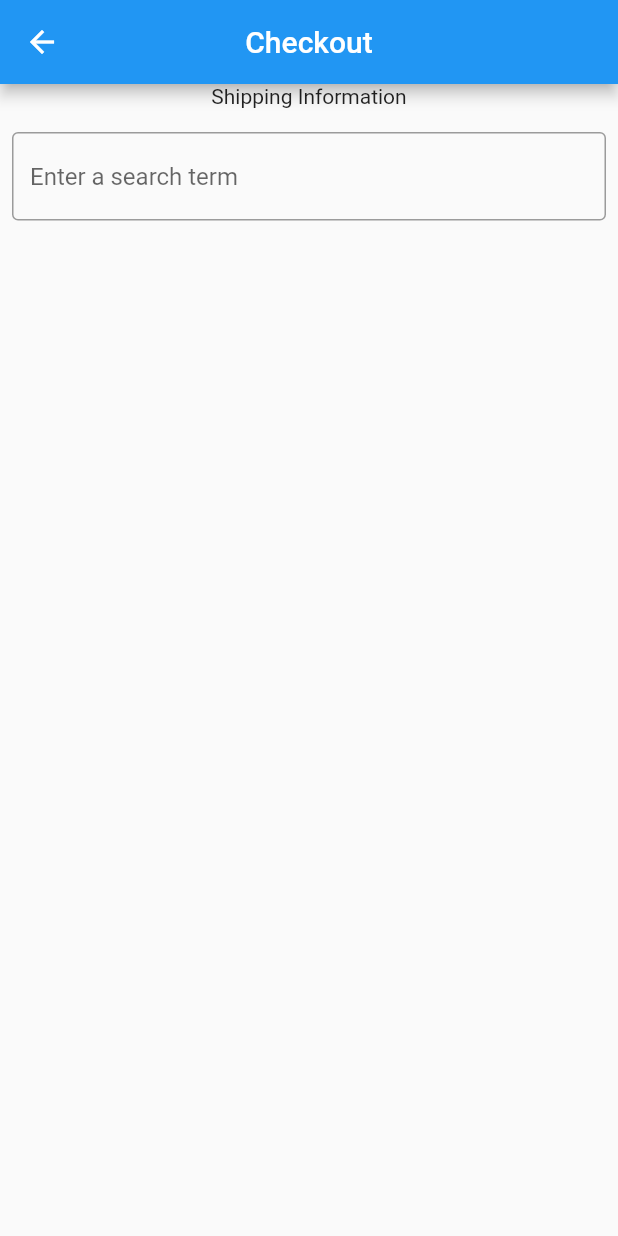
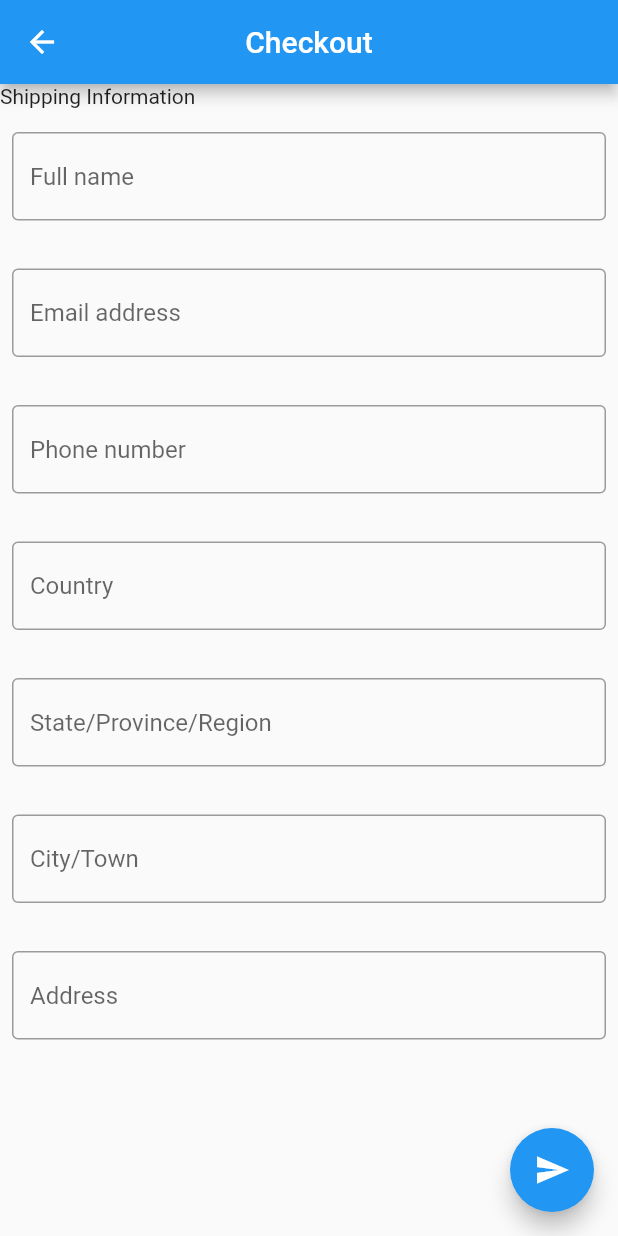
Before and after one commit to nb150301/flutter-demo-app, a Flutter app: the CheckoutScreen screen opened directly, on a phone screen of 412 x 824 dp. Run offline on Flutter 3.47's test engine with Material 2 defaults, Android fonts, the phone set to English and light mode, and no system bars; our stand-ins replace badges, dio, shared_preferences, sqflite; missing offline and left inert: dart:ffi; accounts and stored records are empty; network calls fail.

Commit message:
'update'

```diff
--- a/lib/screens/checkout_screen.dart
+++ b/lib/screens/checkout_screen.dart
@@ -1,11 +1,5 @@
-import 'package:badges/badges.dart' as badges;
 import 'package:flutter/material.dart';
-import 'package:provider/provider.dart';
-import 'package:shopping_cart_app/model/item_model.dart';
-import 'package:shopping_cart_app/provider/cart_provider.dart';
 import 'package:shopping_cart_app/database/db_helper.dart';
-import 'package:shopping_cart_app/model/cart_model.dart';
-import 'package:shopping_cart_app/screens/cart_screen.dart';
 
 class CheckoutScreen extends StatefulWidget {
   const CheckoutScreen({Key? key}) : super(key: key);
@@ -16,90 +10,108 @@ class CheckoutScreen extends StatefulWidget {
 
 class _CheckoutScreenState extends State<CheckoutScreen> {
   DBHelper dbHelper = DBHelper();
+  final fullNameController = TextEditingController();
+  final emailController = TextEditingController();
+  final phoneController = TextEditingController();
+  final countryController = TextEditingController();
+  final stateController = TextEditingController();
+  final cityController = TextEditingController();
+  final addressController = TextEditingController();
 
-  List<Item> products = [
-    Item(
-        name: 'Apple', unit: 'Kg', price: 20, image: 'assets/images/apple.png'),
-    Item(
-        name: 'Mango',
-        unit: 'Doz',
-        price: 30,
-        image: 'assets/images/mango.png'),
-    Item(
-        name: 'Banana',
-        unit: 'Doz',
-        price: 10,
-        image: 'assets/images/banana.png'),
-    Item(
-        name: 'Grapes',
-        unit: 'Kg',
-        price: 8,
-        image: 'assets/images/grapes.png'),
-    Item(
-        name: 'Water Melon',
-        unit: 'Kg',
-        price: 25,
-        image: 'assets/images/watermelon.png'),
-    Item(name: 'Kiwi', unit: 'Pc', price: 40, image: 'assets/images/kiwi.png'),
-    Item(
-        name: 'Orange',
-        unit: 'Doz',
-        price: 15,
-        image: 'assets/images/orange.png'),
-    Item(name: 'Peach', unit: 'Pc', price: 8, image: 'assets/images/peach.png'),
-    Item(
-        name: 'Strawberry',
-        unit: 'Box',
-        price: 12,
-        image: 'assets/images/strawberry.png'),
-    Item(
-        name: 'Fruit Basket',
-        unit: 'Kg',
-        price: 55,
-        image: 'assets/images/fruitBasket.png'),
-  ];
+  @override
+  void initState() {
+    super.initState();
+  }
 
-  //List<bool> clicked = List.generate(10, (index) => false, growable: true);
+  @override
+  void dispose() {
+    fullNameController.dispose();
+    super.dispose();
+  }
+
   @override
   Widget build(BuildContext context) {
-    final cart = Provider.of<CartProvider>(context);
-    void saveData(int index) {
-      dbHelper
-          .insert(
-        Cart(
-          id: index,
-          productId: index.toString(),
-          productName: products[index].name,
-          initialPrice: products[index].price,
-          productPrice: products[index].price,
-          quantity: ValueNotifier(1),
-          unitTag: products[index].unit,
-          image: products[index].image,
-        ),
-      )
-          .then((value) {
-        cart.addTotalPrice(products[index].price.toDouble());
-        cart.addCounter();
-        print('Product Added to cart');
-      }).onError((error, stackTrace) {
-        print(error.toString());
-      });
-    }
-
     return Scaffold(
+      floatingActionButton: FloatingActionButton(
+        onPressed: () => {
+          print('hello'),
+        },
+        child: const Icon(Icons.send),
+      ),
       appBar: AppBar(
         centerTitle: true,
         title: const Text('Checkout'),
       ),
-      body: Column(
+      body: ListView(
         children: <Widget>[
           Text('Shipping Information'),
-          const Padding(
+          Padding(
             padding: EdgeInsets.symmetric(horizontal: 8, vertical: 16),
             child: TextField(
+              controller: fullNameController,
               decoration: InputDecoration(
                 border: OutlineInputBorder(),
-                hintText: 'Enter a search term',
+                hintText: 'Full name',
+              ),
+            ),
+          ),
+          Padding(
+            padding: EdgeInsets.symmetric(horizontal: 8, vertical: 16),
+            child: TextField(
+              controller: emailController,
+              decoration: InputDecoration(
+                border: OutlineInputBorder(),
+                hintText: 'Email address',
+              ),
+            ),
+          ),
+          Padding(
+            padding: EdgeInsets.symmetric(horizontal: 8, vertical: 16),
+            child: TextField(
+              controller: phoneController,
+              decoration: InputDecoration(
+                border: OutlineInputBorder(),
+                hintText: 'Phone number',
+              ),
+            ),
+          ),
+          Padding(
+            padding: EdgeInsets.symmetric(horizontal: 8, vertical: 16),
+            child: TextField(
+              controller: countryController,
+              decoration: InputDecoration(
+                border: OutlineInputBorder(),
+                hintText: 'Country',
+              ),
+            ),
+          ),
+          Padding(
+            padding: EdgeInsets.symmetric(horizontal: 8, vertical: 16),
+            child: TextField(
+              controller: stateController,
+              decoration: InputDecoration(
+                border: OutlineInputBorder(),
+                hintText: 'State/Province/Region',
+              ),
+            ),
+          ),
+          Padding(
+            padding: EdgeInsets.symmetric(horizontal: 8, vertical: 16),
+            child: TextField(
+              controller: cityController,
+              decoration: InputDecoration(
+                border: OutlineInputBorder(),
+                hintText: 'City/Town',
+              ),
+            ),
+          ),
+          Padding(
+            padding: EdgeInsets.symmetric(horizontal: 8, vertical: 16),
+            child: TextField(
+              controller: addressController,
+              decoration: InputDecoration(
+                border: OutlineInputBorder(),
+                hintText: 'Address',
               ),
             ),
           ),
--- a/lib/screens/product_list.dart
+++ b/lib/screens/product_list.dart
@@ -1,15 +1,12 @@
-import 'dart:convert';
-
 import 'package:badges/badges.dart' as badges;
-import 'package:http/http.dart' as http;
 import 'package:flutter/material.dart';
 import 'package:provider/provider.dart';
 import 'package:shopping_cart_app/model/item_model.dart';
-import 'package:shopping_cart_app/model/product_model.dart';
 import 'package:shopping_cart_app/provider/cart_provider.dart';
 import 'package:shopping_cart_app/database/db_helper.dart';
 import 'package:shopping_cart_app/model/cart_model.dart';
 import 'package:shopping_cart_app/screens/cart_screen.dart';
+import 'package:dio/dio.dart';
 
 class ProductList extends StatefulWidget {
   const ProductList({Key? key}) : super(key: key);
@@ -20,31 +17,20 @@ class ProductList extends StatefulWidget {
 
 class _ProductListState extends State<ProductList> {
   DBHelper dbHelper = DBHelper();
-  // List<Product> _products = [];
 
-  // List<Product> parseProducts(String responseBody) {
-  //   final parsed = jsonDecode(responseBody).cast<Map<String, dynamic>>();
+  final dio = Dio();
+  void request() async {
+    Response response =
+        await dio.get('https://jsonplaceholder.typicode.com/todos/1');
+    print(response.data.toString());
 
-  //   return parsed.map<Product>((json) => Product.fromJson(json)).toList();
-  // }
+    return response.data;
+  }
 
-  // Future<List<Product>> fetchPhotos() async {
-  //   const apiUrl = 'http://ecom.test/api/v1/products';
-  //   final response = await http.get(Uri.parse(apiUrl));
-
-  //   return parseProducts(response.body);
-  // }
-
-  // Future<void> _fetchData() async {
-  //   const apiUrl = 'http://ecom.test/api/v1/products';
-
-  //   final response = await http.get(Uri.parse(apiUrl));
-  //   final data = json.decode(response.body);
-
-  //   setState(() {
-  //     _products = data['data'];
-  //   });
-  // }
+  void initState() {
+    request();
+    print(555);
+  }
 
   List<Item> products = [
     Item(
```
Also changed, not shown: pubspec.yaml (+51 -53 lines), pubspec.lock, 1 other file.
